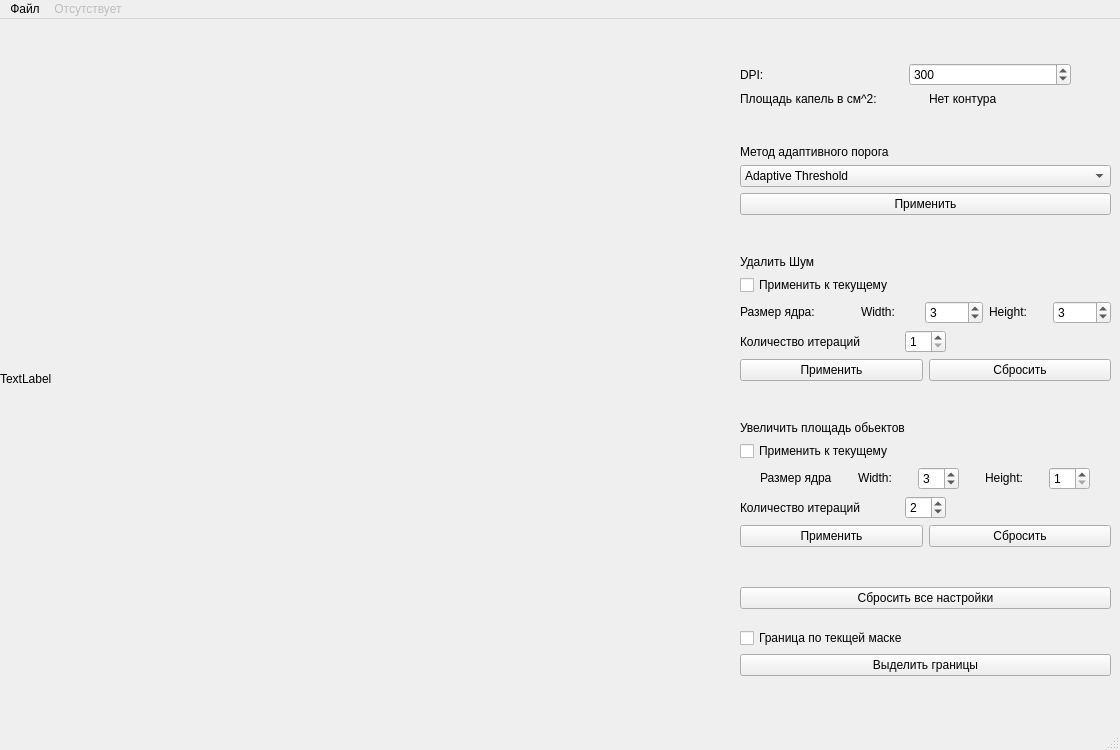
Before: the Qt Designer form src/Interdase.ui in RyuminVadim/capli_one, drawn with Qt 5.
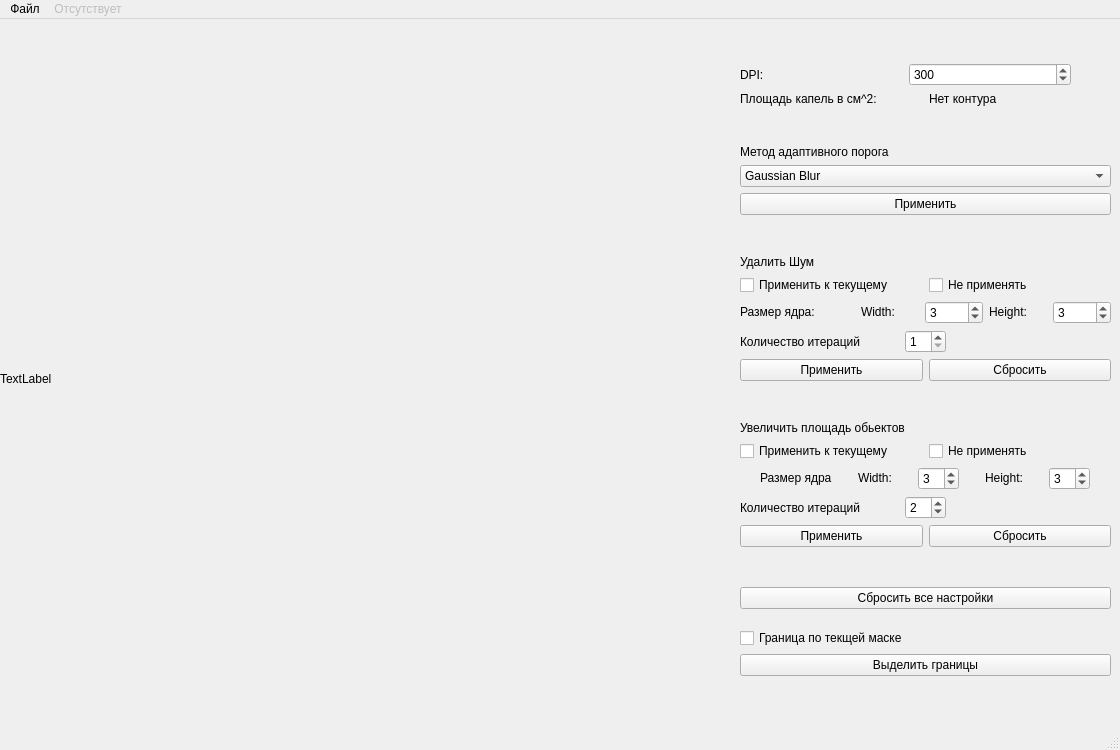
After: the same form once the commit is applied.

Commit message: Переименовал окно, добавил кнопку не активации фильтра

Patch:
```diff
--- a/src/Interdase.ui
+++ b/src/Interdase.ui
@@ -181,11 +181,6 @@
        </item>
        <item>
         <widget class="QComboBox" name="filter">
-         <item>
-          <property name="text">
-           <string>Adaptive Threshold</string>
-          </property>
-         </item>
          <item>
           <property name="text">
            <string>Gaussian Blur</string>
@@ -234,11 +229,34 @@
         </widget>
        </item>
        <item>
+        <layout class="QHBoxLayout" name="horizontalLayout_11">
+         <item>
         <widget class="QCheckBox" name="noise_check">
+           <property name="sizePolicy">
+            <sizepolicy hsizetype="Minimum" vsizetype="Preferred">
+             <horstretch>0</horstretch>
+             <verstretch>0</verstretch>
+            </sizepolicy>
+           </property>
          <property name="text">
           <string>Применить к текущему</string>
          </property>
         </widget>
+         </item>
+         <item>
+          <widget class="QCheckBox" name="noise_check_false">
+           <property name="sizePolicy">
+            <sizepolicy hsizetype="Minimum" vsizetype="Preferred">
+             <horstretch>0</horstretch>
+             <verstretch>0</verstretch>
+            </sizepolicy>
+           </property>
+           <property name="text">
+            <string>Не применять</string>
+           </property>
+          </widget>
+         </item>
+        </layout>
        </item>
        <item>
         <layout class="QHBoxLayout" name="horizontalLayout_3">
@@ -432,11 +450,34 @@
         </widget>
        </item>
        <item>
+        <layout class="QHBoxLayout" name="horizontalLayout_10">
+         <item>
         <widget class="QCheckBox" name="dilate_check">
+           <property name="sizePolicy">
+            <sizepolicy hsizetype="Minimum" vsizetype="Preferred">
+             <horstretch>0</horstretch>
+             <verstretch>0</verstretch>
+            </sizepolicy>
+           </property>
          <property name="text">
           <string>Применить к текущему</string>
          </property>
         </widget>
+         </item>
+         <item>
+          <widget class="QCheckBox" name="dilate_check_false">
+           <property name="sizePolicy">
+            <sizepolicy hsizetype="Minimum" vsizetype="Preferred">
+             <horstretch>0</horstretch>
+             <verstretch>0</verstretch>
+            </sizepolicy>
+           </property>
+           <property name="text">
+            <string>Не применять</string>
+           </property>
+          </widget>
+         </item>
+        </layout>
        </item>
        <item>
         <layout class="QHBoxLayout" name="horizontalLayout_4">
@@ -506,6 +547,9 @@
            <property name="minimum">
             <number>1</number>
            </property>
+           <property name="value">
+            <number>3</number>
+           </property>
           </widget>
          </item>
         </layout>
```
Left out of the diff: 7 changed lines with no effect on the pictures. Lines whose indentation alone changed are shown as unchanged. The commit also changes 2 other files.
